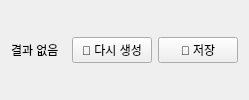
Qt form ui/result/result_section.ui (Donian-kor/4cut_LocalComic_Studio) before a commit.
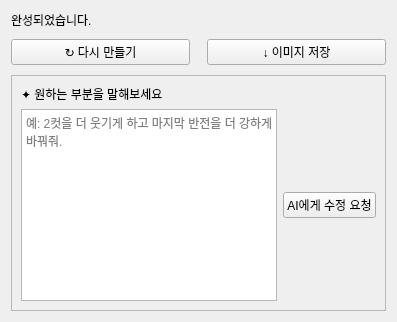
The same form after that commit.

```diff
--- a/ui/result/result_section.ui
+++ b/ui/result/result_section.ui
@@ -2,11 +2,21 @@
 <ui version="4.0">
  <class>ResultSection</class>
  <widget class="QWidget" name="ResultSection">
-  <layout class="QHBoxLayout" name="horizontalLayout">
-   <item><widget class="QLabel" name="resultLabel"><property name="text"><string>결과 없음</string></property></widget></item>
-   <item><spacer name="spacer"><property name="orientation"><enum>Qt::Horizontal</enum></property><property name="sizeType"><enum>QSizePolicy::Expanding</enum></property></spacer></item>
-   <item><widget class="QPushButton" name="regenerateButton"><property name="text"><string>🔄 다시 생성</string></property></widget></item>
-   <item><widget class="QPushButton" name="saveButton"><property name="text"><string>💾 저장</string></property></widget></item>
+  <layout class="QVBoxLayout" name="verticalLayout">
+   <property name="spacing"><number>10</number></property>
+   <item><widget class="QLabel" name="resultLabel"><property name="text"><string>완성되었습니다.</string></property></widget></item>
+   <item><layout class="QHBoxLayout" name="quickActions">
+    <item><widget class="QPushButton" name="regenerateButton"><property name="text"><string>↻ 다시 만들기</string></property></widget></item>
+    <item><spacer name="actionSpacer"><property name="orientation"><enum>Qt::Horizontal</enum></property><property name="sizeType"><enum>QSizePolicy::Expanding</enum></property></spacer></item>
+    <item><widget class="QPushButton" name="saveButton"><property name="text"><string>↓ 이미지 저장</string></property></widget></item>
+   </layout></item>
+   <item><widget class="QFrame" name="revisionFrame"><property name="frameShape"><enum>QFrame::StyledPanel</enum></property><layout class="QVBoxLayout" name="revisionLayout">
+    <item><widget class="QLabel" name="revisionLabel"><property name="text"><string>✦ 원하는 부분을 말해보세요</string></property></widget></item>
+    <item><layout class="QHBoxLayout" name="revisionInputLayout">
+     <item><widget class="QPlainTextEdit" name="revisionEdit"><property name="placeholderText"><string>예: 2컷을 더 웃기게 하고 마지막 반전을 더 강하게 바꿔줘.</string></property><property name="maximumHeight"><number>82</number></property></widget></item>
+     <item><widget class="QPushButton" name="revisionButton"><property name="text"><string>AI에게 수정 요청</string></property><property name="minimumHeight"><number>54</number></property></widget></item>
+    </layout></item>
+   </layout></widget></item>
   </layout>
  </widget>
 </ui>
```
